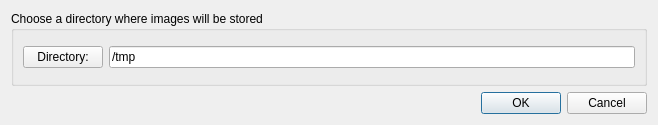
First picture: the form in recordersetupdlg.ui, repository emmanuelduv/qmotion, before the edit.
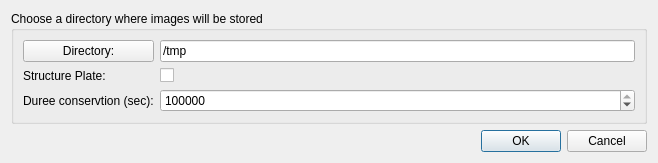
Second picture: the form after the edit. Icons and pictures are not drawn.

Commit message: repair ftp (not tested) + add structure possibility

What changed in the file:
```diff
--- a/recordersetupdlg.ui
+++ b/recordersetupdlg.ui
@@ -1,12 +1,12 @@
 <ui version="4.0" >
  <class>RecorderSetupDlg</class>
- <widget class="QDialog" name="RecorderSetupDlg" >
-  <property name="geometry" >
+ <widget class="QDialog" name="RecorderSetupDlg">
+  <property name="geometry">
    <rect>
     <x>0</x>
     <y>0</y>
     <width>658</width>
-    <height>125</height>
+    <height>161</height>
    </rect>
   </property>
   <property name="windowTitle" >
@@ -29,16 +29,30 @@
       <property name="spacing" >
        <number>6</number>
       </property>
-      <item row="0" column="0" >
-       <widget class="QPushButton" name="buttonDir" >
-        <property name="text" >
-         <string>Directory:</string>
+      <item row="1" column="0">
+       <widget class="QLabel" name="label">
+        <property name="text">
+         <string>Structure Plate:</string>
         </property>
        </widget>
       </item>
-      <item row="0" column="1" >
-       <widget class="QLineEdit" name="dir" >
-        <property name="minimumSize" >
+      <item row="2" column="0">
+       <widget class="QLabel" name="label_2">
+        <property name="text">
+         <string>Duree conservtion (sec):</string>
+        </property>
+       </widget>
+      </item>
+      <item row="1" column="2">
+       <widget class="QCheckBox" name="flat">
+        <property name="text">
+         <string/>
+        </property>
+       </widget>
+      </item>
+      <item row="0" column="2">
+       <widget class="QLineEdit" name="dir">
+        <property name="minimumSize">
          <size>
           <width>433</width>
           <height>0</height>
@@ -49,6 +63,26 @@
         </property>
        </widget>
       </item>
+      <item row="0" column="0">
+       <widget class="QPushButton" name="buttonDir">
+        <property name="text">
+         <string>Directory:</string>
+        </property>
+       </widget>
+      </item>
+      <item row="2" column="2">
+       <widget class="QSpinBox" name="duration">
+        <property name="minimum">
+         <number>0</number>
+        </property>
+        <property name="maximum">
+         <number>31536000</number>
+        </property>
+        <property name="value">
+         <number>5365800</number>
+        </property>
+       </widget>
+      </item>
      </layout>
     </widget>
    </item>
```
Left out of the diff: 48 changed lines with no effect on the pictures. The commit also changes 4 other files.
